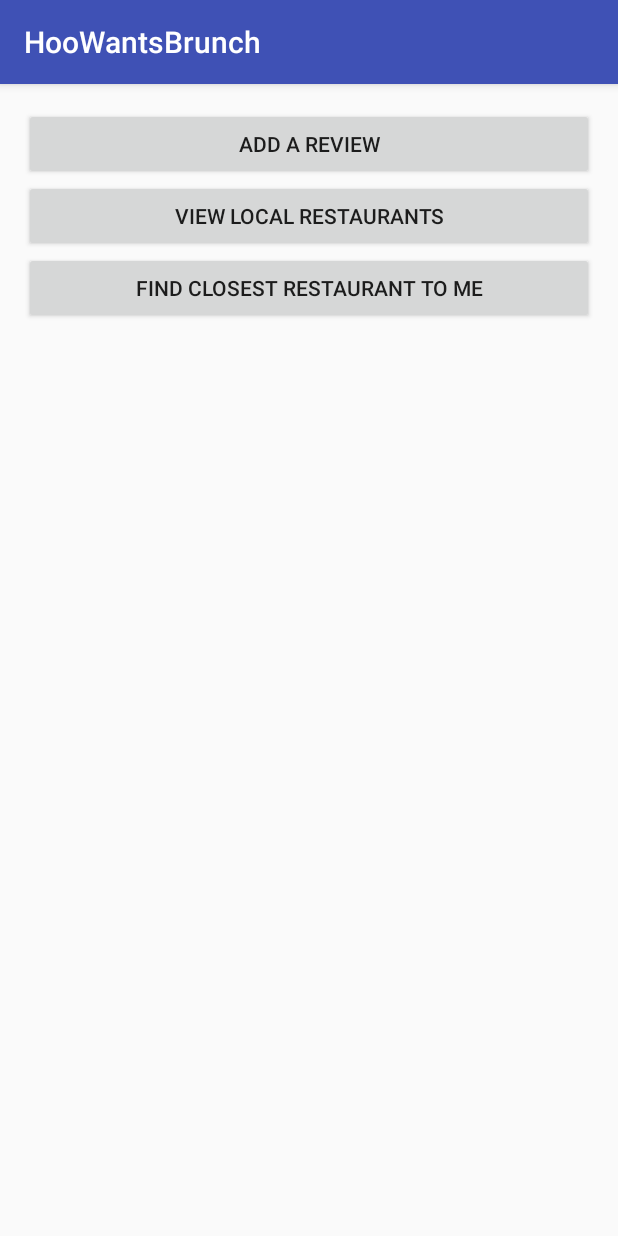
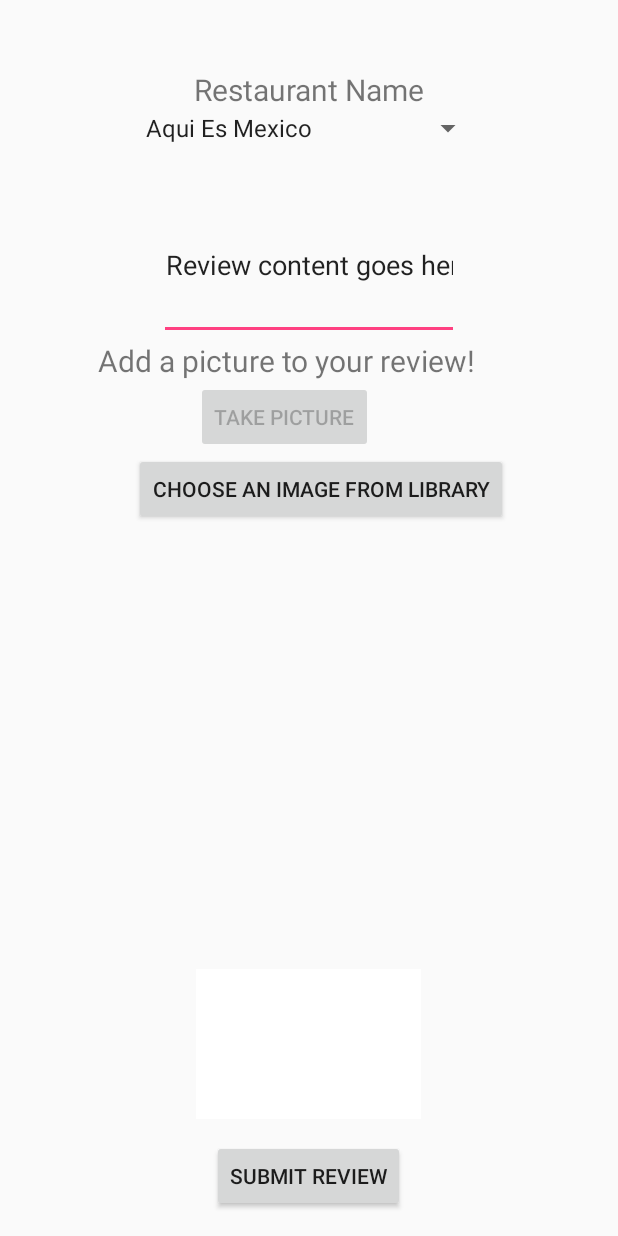
Before and after one commit to cmf3ap/final-project-s17-murkrow, an Android app: the screen it shows after launch (MainActivity before the commit, WriteReview after it), after a tap on "ADD A REVIEW", on a phone screen of 412 x 824 dp. Run offline under Robolectric (Android 15) with nearby library versions, the phone set to English and light mode, and no system bars.

Commit message:
More changes

```diff
--- a/HooWantsBrunch/app/build.gradle
+++ b/HooWantsBrunch/app/build.gradle
@@ -35,5 +35,4 @@ dependencies {
 
 
 
-
 apply plugin: 'com.google.gms.google-services'
--- a/HooWantsBrunch/app/src/main/java/cs4720/cs/virginia/edu/hoowantsbrunch/MainActivity.java
+++ b/HooWantsBrunch/app/src/main/java/cs4720/cs/virginia/edu/hoowantsbrunch/MainActivity.java
@@ -1,5 +1,6 @@
 package cs4720.cs.virginia.edu.hoowantsbrunch;
 
+import android.content.Intent;
 import android.support.v7.app.AppCompatActivity;
 import android.os.Bundle;
 import android.widget.Button;
@@ -21,7 +22,7 @@ public class MainActivity extends AppCompatActivity {
         addReview.setOnClickListener(new View.OnClickListener() {
             @Override
             public void onClick(View view) {
-                //do something
+               openWriteReview(view);
             }
         });
         viewRestaurants = (Button) findViewById(R.id.viewRestaurants);
@@ -40,6 +41,10 @@ public class MainActivity extends AppCompatActivity {
         });
 
     }
+    public void openWriteReview(View view) {
+        Intent intent = new Intent(this, WriteReview.class);
+        startActivity(intent);
+    }
 
     public void viewRestaurants(View view) {
         Intent intent = new Intent(this, ViewRestaurants.class);
--- /dev/null
+++ b/HooWantsBrunch/app/src/main/java/cs4720/cs/virginia/edu/hoowantsbrunch/WriteReview.java
@@ -0,0 +1,174 @@
+package cs4720.cs.virginia.edu.hoowantsbrunch;
+
+import android.os.Bundle;
+import android.support.design.widget.FloatingActionButton;
+import android.support.design.widget.Snackbar;
+import android.support.v7.app.AppCompatActivity;
+import android.support.v7.widget.Toolbar;
+import android.view.View;
+
+import android.content.Intent;
+import android.content.pm.PackageManager;
+import android.graphics.Bitmap;
+import android.net.Uri;
+import android.os.Environment;
+import android.os.StrictMode;
+import android.provider.MediaStore;
+import android.support.v4.app.ActivityCompat;
+import android.support.v4.content.ContextCompat;
+import android.support.v7.app.AppCompatActivity;
+import android.os.Bundle;
+import android.util.Log;
+import android.view.View;
+import android.widget.ArrayAdapter;
+import android.widget.Button;
+import android.widget.ImageView;
+import android.widget.Spinner;
+
+import java.io.File;
+import java.io.IOException;
+import java.text.SimpleDateFormat;
+import java.util.Date;
+
+public class WriteReview extends AppCompatActivity {
+
+    static final int TAKE_PHOTO_PERMISSION = 1;
+    static final int REQUEST_TAKE_PHOTO = 2;
+    static final int PICK_IMAGE_REQUEST = 3;
+
+    ImageView imageView;
+    Button takePictureButton;
+
+    Uri file;
+
+    @Override
+    protected void onCreate(Bundle savedInstanceState) {
+        super.onCreate(savedInstanceState);
+        StrictMode.VmPolicy.Builder builder = new StrictMode.VmPolicy.Builder();
+        StrictMode.setVmPolicy(builder.build());
+
+        setContentView(R.layout.activity_write_review);
+
+        takePictureButton = (Button) findViewById(R.id.takePictureButton);
+        imageView = (ImageView) findViewById(R.id.imageView);
+
+        // We are giving you the code that checks for permissions
+        if (ContextCompat.checkSelfPermission(this, android.Manifest.permission.CAMERA) != PackageManager.PERMISSION_GRANTED) {
+            takePictureButton.setEnabled(false);
+            ActivityCompat.requestPermissions(this, new String[] { android.Manifest.permission.CAMERA, android.Manifest.permission.WRITE_EXTERNAL_STORAGE }, TAKE_PHOTO_PERMISSION);
+        }
+
+        Spinner spinner = (Spinner) findViewById(R.id.restaurants_spinner);
+// Create an ArrayAdapter using the string array and a default spinner layout
+        ArrayAdapter<CharSequence> adapter = ArrayAdapter.createFromResource(this,
+                R.array.restaurants_array, android.R.layout.simple_spinner_item);
+// Specify the layout to use when the list of choices appears
+        adapter.setDropDownViewResource(android.R.layout.simple_spinner_dropdown_item);
+// Apply the adapter to the spinner
+        spinner.setAdapter(adapter);
+
+    }
+
+    @Override
+    public void onRequestPermissionsResult(int requestCode, String[] permissions, int[] grantResults) {
+        // This is called when permissions are either granted or not for the app
+        // You do not need to edit this code.
+
+        if (requestCode == TAKE_PHOTO_PERMISSION) {
+            if (grantResults.length > 0 && grantResults[0] == PackageManager.PERMISSION_GRANTED
+                    && grantResults[1] == PackageManager.PERMISSION_GRANTED) {
+                takePictureButton.setEnabled(true);
+            }
+        }
+    }
+
+    public void takePicture(View view) {
+        // Add code here to start the process of taking a picture
+        // Note you can send an intent to the camera to take a picture...
+        // So start by considering that!
+        Intent takePictureIntent = new Intent(MediaStore.ACTION_IMAGE_CAPTURE);
+        //takePictureIntent.addFlags(Intent.FLAG_GRANT_READ_URI_PERMISSION);
+        //takePictureIntent.addFlags(Intent.FLAG_GRANT_WRITE_URI_PERMISSION);
+        file = Uri.fromFile(getOutputMediaFile());
+
+        takePictureIntent.putExtra(MediaStore.EXTRA_OUTPUT, file);
+        startActivityForResult(takePictureIntent, REQUEST_TAKE_PHOTO);
+
+
+    }
+
+    public void submitReview(View view) {
+        Intent intent = new Intent(this, MainActivity.class);
+        startActivity(intent);
+    }
+    public void getImageFromLibrary(View view) {
+        // Add code here to start the process of getting a picture from the library
+
+        Intent photoPickerIntent = new Intent(Intent.ACTION_PICK);
+        //photoPickerIntent.addFlags(Intent.FLAG_GRANT_READ_URI_PERMISSION);
+        //photoPickerIntent.addFlags(Intent.FLAG_GRANT_WRITE_URI_PERMISSION);
+        photoPickerIntent.setType("image/*");
+
+        photoPickerIntent.setAction(Intent.ACTION_GET_CONTENT);
+        startActivityForResult(photoPickerIntent, PICK_IMAGE_REQUEST);
+    }
+
+    @Override
+    protected void onActivityResult(int requestCode, int resultCode, Intent data) {
+
+        // Add code here to handle results from both taking a picture or pulling
+        // from the image gallery.
+
+        if (requestCode == REQUEST_TAKE_PHOTO) {
+            /*
+            Bundle extras = data.getExtras();
+            Bitmap imageBitmap = (Bitmap) extras.get("data");
+            imageView.setImageBitmap(imageBitmap);*/
+            if(resultCode == RESULT_OK) {
+                imageView.setImageURI(file);
+
+            }
+
+        }
+        else if (requestCode == PICK_IMAGE_REQUEST) {
+            super.onActivityResult(requestCode, resultCode, data);
+
+            if (requestCode == PICK_IMAGE_REQUEST && resultCode == RESULT_OK && data != null && data.getData() != null) {
+                try {
+
+                    Uri uri = data.getData();
+
+
+                    Bitmap bitmap = MediaStore.Images.Media.getBitmap(getContentResolver(), uri);
+                    // Log.d(TAG, String.valueOf(bitmap));
+
+                    ImageView imageView = (ImageView) findViewById(R.id.imageView);
+                    imageView.setImageBitmap(bitmap);
+                } catch (IOException e) {
+                    e.printStackTrace();
+                }
+            }
+        }
+
+
+    }
+
+    private static File getOutputMediaFile(){
+        File mediaStorageDir = new File(Environment.getExternalStoragePublicDirectory(
+                Environment.DIRECTORY_PICTURES), "CameraDemo");
+
+        if (!mediaStorageDir.exists()){
+            if (!mediaStorageDir.mkdirs()){
+                return null;
+            }
+        }
+
+        String timeStamp = new SimpleDateFormat("yyyyMMdd_HHmmss").format(new Date());
+        return new File(mediaStorageDir.getPath() + File.separator +
+                "IMG_"+ timeStamp + ".jpg");
+    }
+    // Add other methods as necessary here
+
+
+
+}
--- a/HooWantsBrunch/app/src/main/res/layout/activity_main.xml
+++ b/HooWantsBrunch/app/src/main/res/layout/activity_main.xml
@@ -15,7 +15,8 @@
         android:layout_width="match_parent"
         android:layout_height="wrap_content"
         android:layout_alignParentTop="true"
-        android:text="Add a Review" />
+        android:text="Add a Review"
+        android:onClick="openWriteReview"/>
 
     <Button android:id="@+id/viewRestaurants"
         android:layout_width="match_parent"
--- /dev/null
+++ b/HooWantsBrunch/app/src/main/res/layout/activity_write_review.xml
@@ -0,0 +1,99 @@
+<?xml version="1.0" encoding="utf-8"?>
+<RelativeLayout xmlns:android="http://schemas.android.com/apk/res/android"
+    xmlns:app="http://schemas.android.com/apk/res-auto"
+    xmlns:tools="http://schemas.android.com/tools"
+    android:id="@+id/activity_write_review"
+    android:layout_width="match_parent"
+    android:layout_height="match_parent"
+    android:paddingBottom="16dp"
+    android:paddingLeft="16dp"
+    android:paddingRight="16dp"
+    android:paddingTop="16dp"
+    tools:context="cs4720.cs.virginia.edu.hoowantsbrunch.WriteReview">
+
+
+    <TextView
+        android:layout_width="wrap_content"
+        android:layout_height="wrap_content"
+        android:inputType="textPersonName"
+        android:text="Restaurant Name"
+        android:ems="10"
+        android:textSize="20dp"
+        android:id="@+id/fbcourseEditText"
+        android:textAlignment="center"
+        android:layout_alignParentTop="true"
+        android:layout_centerHorizontal="true"
+        android:layout_marginTop="30dp" />
+
+    <Spinner
+        android:id="@+id/restaurants_spinner"
+        android:layout_width="wrap_content"
+        android:text="Hello"
+        android:layout_height="wrap_content"
+
+        android:layout_below="@+id/fbcourseEditText"
+        android:layout_alignStart="@+id/fbcourseEditText"
+        android:layout_alignEnd="@+id/fbcourseEditText" />
+
+    <EditText
+        android:layout_width="200dp"
+        android:layout_height="100dp"
+        android:inputType="textPersonName"
+        android:text="Review content goes here..."
+        android:ems="10"
+        android:id="@+id/ReviewText"
+        android:textAlignment="center"
+        android:layout_below="@+id/restaurants_spinner"
+        android:layout_centerHorizontal="true"
+        android:layout_marginTop="29dp" />
+
+
+
+    <TextView
+        android:layout_width="wrap_content"
+        android:layout_height="wrap_content"
+        android:inputType="textPersonName"
+        android:text="Add a picture to your review!"
+        android:ems="15"
+        android:textSize="20dp"
+        android:id="@+id/PictureText"
+        android:textAlignment="center"
+        android:layout_below="@+id/ReviewText"
+        android:layout_alignParentStart="true" />
+
+    <Button
+        android:text="Take Picture"
+        android:layout_width="wrap_content"
+        android:layout_height="wrap_content"
+        android:id="@+id/takePictureButton"
+        android:onClick="takePicture"
+        android:layout_below="@+id/PictureText"
+        android:layout_alignStart="@+id/imageView" />
+
+    <Button
+        android:text="Choose an image from library"
+        android:layout_width="wrap_content"
+        android:layout_height="wrap_content"
+        android:id="@+id/imageLibraryButton"
+        android:onClick="getImageFromLibrary"
+        android:layout_below="@+id/takePictureButton"
+        android:layout_alignStart="@+id/restaurants_spinner" />
+
+    <ImageView
+        android:layout_width="150dp"
+        android:layout_height="100dp"
+        app:srcCompat="@android:color/background_light"
+        android:id="@+id/imageView"
+        android:layout_marginBottom="14dp"
+        android:layout_above="@+id/submitReviewButton"
+        android:layout_centerHorizontal="true" />
+    <Button
+        android:text="Submit Review"
+        android:layout_width="wrap_content"
+        android:layout_height="wrap_content"
+        android:id="@+id/submitReviewButton"
+        android:onClick="submitReview"
+        android:layout_alignParentBottom="true"
+        android:layout_centerHorizontal="true" />
+
+</RelativeLayout>
--- /dev/null
+++ b/HooWantsBrunch/app/src/main/res/layout/content_write_review.xml
@@ -0,0 +1,11 @@
+<?xml version="1.0" encoding="utf-8"?>
+<android.support.constraint.ConstraintLayout xmlns:android="http://schemas.android.com/apk/res/android"
+    xmlns:app="http://schemas.android.com/apk/res-auto"
+    xmlns:tools="http://schemas.android.com/tools"
+    android:layout_width="match_parent"
+    android:layout_height="match_parent"
+    app:layout_behavior="@string/appbar_scrolling_view_behavior"
+    tools:context="cs4720.cs.virginia.edu.hoowantsbrunch.WriteReview"
+    tools:showIn="@layout/activity_write_review">
+
+</android.support.constraint.ConstraintLayout>
--- a/HooWantsBrunch/app/src/main/res/values/strings.xml
+++ b/HooWantsBrunch/app/src/main/res/values/strings.xml
@@ -17,4 +17,34 @@
     <string name="title_home">Home</string>
     <string name="title_dashboard">Dashboard</string>
     <string name="title_notifications">Notifications</string>
+    <string name="title_activity_write_review">WriteReview</string>
+    <string-array name="restaurants_array">
+        <item>Aqui Es Mexico</item>
+        <item>Babes in the Wood</item>
+        <item>Beer Run</item>
+        <item>Bizou</item>
+        <item>Blue Moon Diner</item>
+        <item>Bluegrass Grill and Bakery</item>
+        <item>Cafe Caturra</item>
+        <item>Commonwealth Restaurant and Skybar</item>
+        <item>Escafe</item>
+        <item>Fellinis #9</item>
+        <item>Fossetts at Keswick Hall</item>
+        <item>Grit Cafe</item>
+        <item>Hamiltons at First and Main</item>
+        <item>La Taza Coffeehouse</item>
+        <item>Maya Restaurant</item>
+        <item>Old Mill Room at Boars Head</item>
+        <item>Pointe Restaurant</item>
+        <item>Petit Pois</item>
+        <item>Rhetts River Grill and Raw Bar</item>
+        <item>Shadwells Restaurant</item>
+        <item>The Nook Restaurant</item>
+        <item>The Virginian</item>
+        <item>Trinity Irish Pub</item>
+        <item>Vinegar Hill Cafe</item>
+        <item>The Whiskey Jar</item>
+
+    </string-array>
+
 </resources>
--- a/HooWantsBrunch/build.gradle
+++ b/HooWantsBrunch/build.gradle
@@ -5,7 +5,7 @@ buildscript {
         jcenter()
     }
     dependencies {
-        classpath 'com.android.tools.build:gradle:2.3.0'
+        classpath 'com.android.tools.build:gradle:2.3.1'
 
         // NOTE: Do not place your application dependencies here; they belong
         // in the individual module build.gradle files
```
